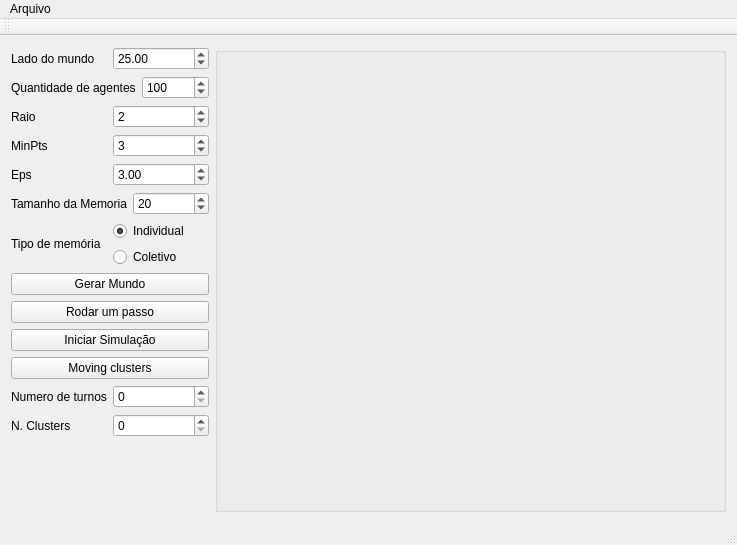
First picture: the form in Socrats_Doc_Gui__codigo_base/mainwindow.ui, repository vrios/SocS, before the edit.
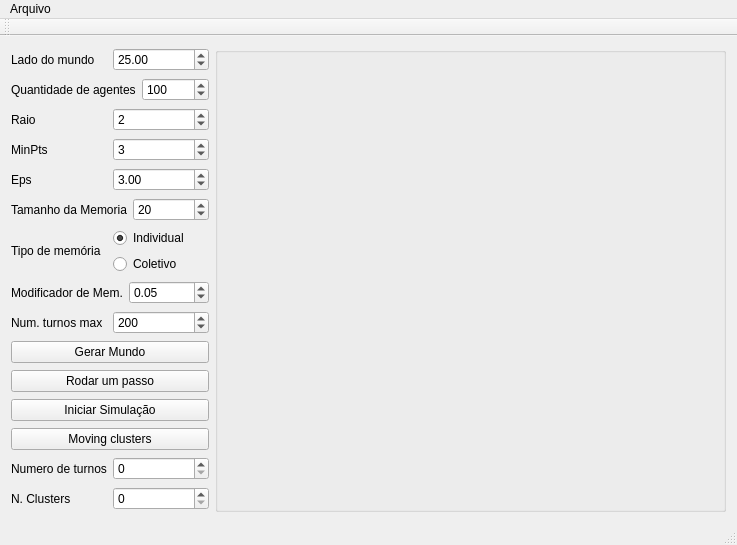
Second picture: the form after the edit.

Commit message: added memory effect size, fixed gui problems

Patch:
```diff
--- a/Socrats_Doc_Gui__codigo_base/mainwindow.ui
+++ b/Socrats_Doc_Gui__codigo_base/mainwindow.ui
@@ -177,6 +177,48 @@
           </item>
          </layout>
         </item>
+        <item>
+         <layout class="QHBoxLayout" name="horizontalLayout_13">
+          <item>
+           <widget class="QLabel" name="label_7">
+            <property name="text">
+             <string>Modificador de Mem.</string>
+            </property>
+           </widget>
+          </item>
+          <item>
+           <widget class="QDoubleSpinBox" name="doubleSpinBoxMemMod">
+            <property name="singleStep">
+             <double>0.010000000000000</double>
+            </property>
+            <property name="value">
+             <double>0.050000000000000</double>
+            </property>
+           </widget>
+          </item>
+         </layout>
+        </item>
+        <item>
+         <layout class="QHBoxLayout" name="horizontalLayout_14">
+          <item>
+           <widget class="QLabel" name="label_11">
+            <property name="text">
+             <string>Num. turnos max</string>
+            </property>
+           </widget>
+          </item>
+          <item>
+           <widget class="QSpinBox" name="spinBoxNturns">
+            <property name="maximum">
+             <number>9999</number>
+            </property>
+            <property name="value">
+             <number>200</number>
+            </property>
+           </widget>
+          </item>
+         </layout>
+        </item>
         <item>
          <widget class="QPushButton" name="pushButtonGeraMundo">
           <property name="text">
@@ -237,19 +279,6 @@
           </item>
          </layout>
         </item>
-        <item>
-         <spacer name="verticalSpacer">
-          <property name="orientation">
-           <enum>Qt::Vertical</enum>
-          </property>
-          <property name="sizeHint" stdset="0">
-           <size>
-            <width>20</width>
-            <height>40</height>
-           </size>
-          </property>
-         </spacer>
-        </item>
        </layout>
       </item>
       <item>
```
The commit also changes 7 other files.
